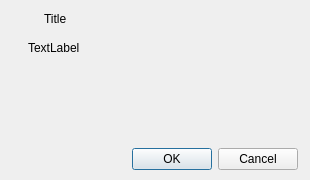
The window that src/dialog_popup.ui (sera619/PassTreasure) describes before a commit, drawn with Qt 5.
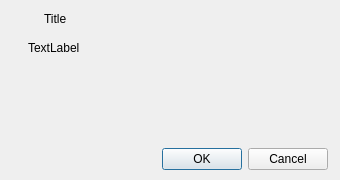
The same window after the commit. Icons and pictures are not drawn.

```diff
--- a/src/dialog_popup.ui
+++ b/src/dialog_popup.ui
@@ -6,7 +6,7 @@
    <rect>
     <x>0</x>
     <y>0</y>
-    <width>310</width>
+    <width>340</width>
     <height>180</height>
    </rect>
   </property>
```
